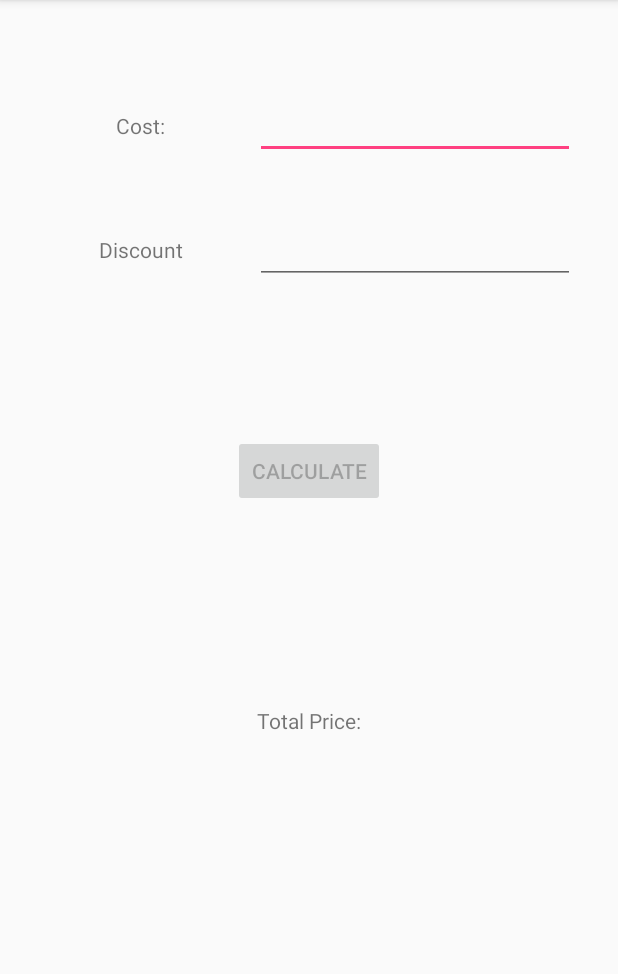
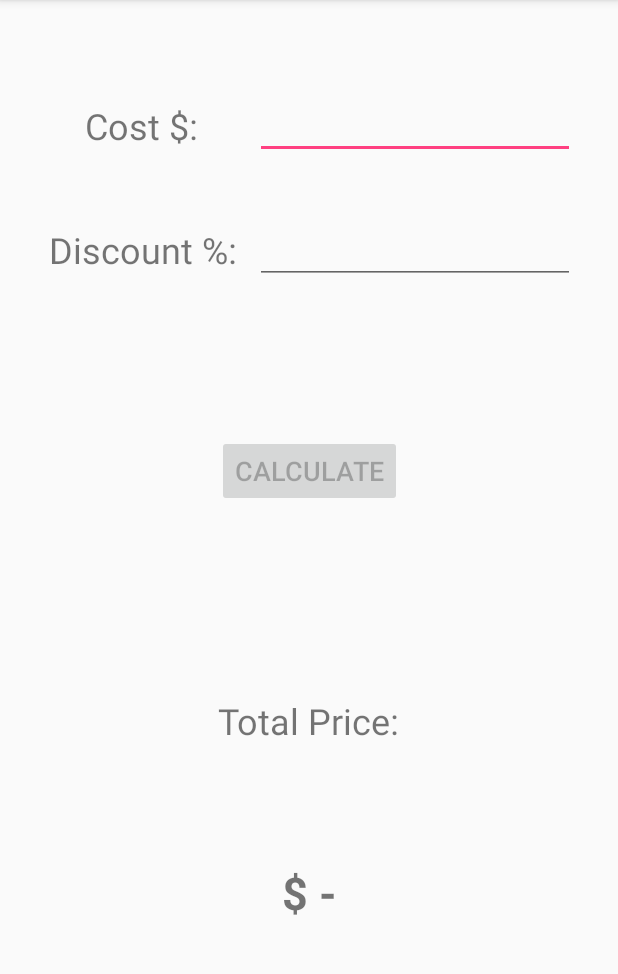
Before and after one commit to Goochy12/DiscountCalculator, an Android app: the screen it shows after launch (MainActivity), on a phone screen of 412 x 824 dp, the part 84-1058 px from its top. Run offline under Robolectric (Android 15) with nearby library versions, the phone set to English and light mode, and no system bars.

Commit message:
updated UI font and text

```diff
--- a/DiscountCalculator/app/src/main/java/au/com/scroogetech/discountcalculator/MainActivity.java
+++ b/DiscountCalculator/app/src/main/java/au/com/scroogetech/discountcalculator/MainActivity.java
@@ -106,7 +106,7 @@ public class MainActivity extends AppCompatActivity {
 
                 TextView totalView = (TextView) findViewById(R.id.totalTextView);
                 String totalDouble = Double.toString(total);
-                totalView.setText(totalDouble);
+                totalView.setText("$ " + totalDouble);
 
 
             }
--- a/DiscountCalculator/app/src/main/res/layout/activity_main.xml
+++ b/DiscountCalculator/app/src/main/res/layout/activity_main.xml
@@ -97,6 +97,7 @@
         android:layout_marginStart="8dp"
         android:layout_marginTop="8dp"
         android:text="@string/calculateButton"
+        android:textSize="18sp"
         app:layout_constraintBottom_toTopOf="@+id/gH3"
         app:layout_constraintEnd_toStartOf="@+id/gVE"
         app:layout_constraintStart_toStartOf="@+id/gVS"
@@ -110,6 +111,9 @@
         android:layout_marginEnd="8dp"
         android:layout_marginStart="8dp"
         android:layout_marginTop="8dp"
+        android:text="@string/totalView"
+        android:textSize="30sp"
+        android:textStyle="bold"
         app:layout_constraintBottom_toTopOf="@+id/gHE"
         app:layout_constraintEnd_toStartOf="@+id/gVE"
         app:layout_constraintStart_toStartOf="@+id/gVS"
@@ -124,6 +128,7 @@
         android:layout_marginStart="8dp"
         android:layout_marginTop="8dp"
         android:text="@string/costView"
+        android:textSize="24sp"
         app:layout_constraintBottom_toTopOf="@+id/gH1"
         app:layout_constraintEnd_toStartOf="@+id/costText"
         app:layout_constraintHorizontal_bias="0.486"
@@ -139,6 +144,7 @@
         android:layout_marginStart="8dp"
         android:layout_marginTop="8dp"
         android:text="@string/discountView"
+        android:textSize="24sp"
         app:layout_constraintBottom_toTopOf="@+id/gH2"
         app:layout_constraintEnd_toStartOf="@+id/discountText"
         app:layout_constraintHorizontal_bias="0.48"
@@ -154,6 +160,7 @@
         android:layout_marginStart="8dp"
         android:layout_marginTop="8dp"
         android:text="@string/total_price_View"
+        android:textSize="24sp"
         app:layout_constraintBottom_toTopOf="@+id/gH4"
         app:layout_constraintEnd_toStartOf="@+id/gVE"
         app:layout_constraintStart_toStartOf="@+id/gVS"
--- a/DiscountCalculator/app/src/main/res/values/strings.xml
+++ b/DiscountCalculator/app/src/main/res/values/strings.xml
@@ -1,7 +1,8 @@
 <resources>
     <string name="app_name">DiscountCalculator</string>
     <string name="calculateButton">Calculate</string>
-    <string name="costView">Cost:</string>
-    <string name="discountView">Discount</string>
+    <string name="costView">Cost $:</string>
+    <string name="discountView">Discount %:</string>
     <string name="total_price_View">Total Price:</string>
+    <string name="totalView">$ -</string>
 </resources>
```
